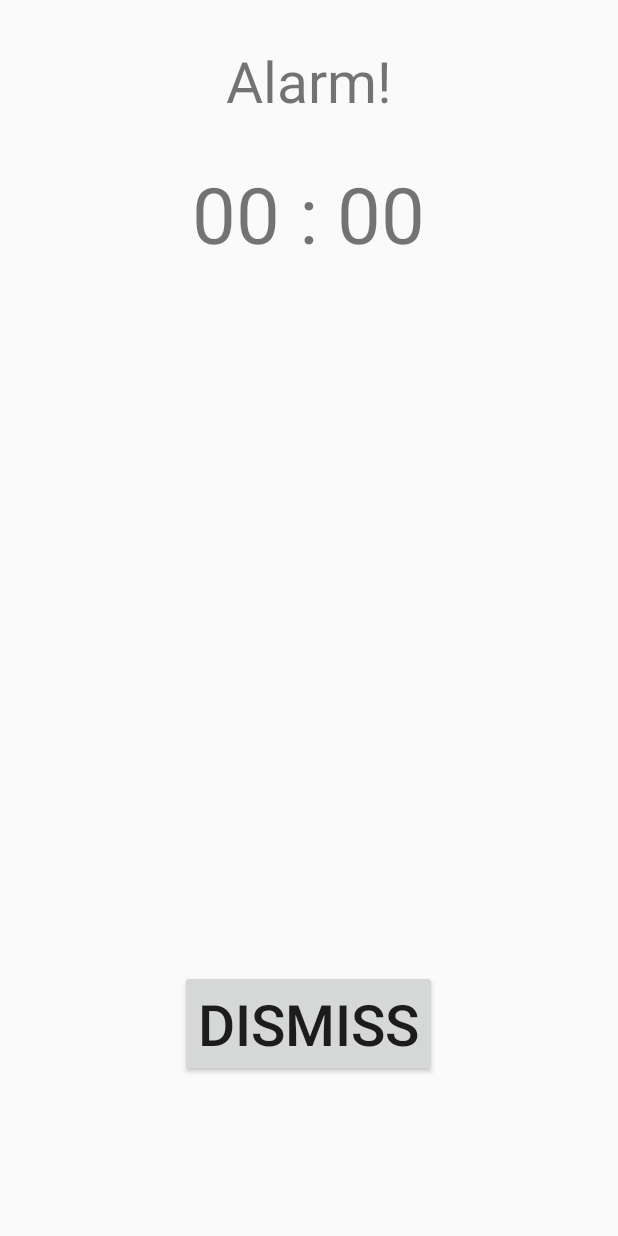
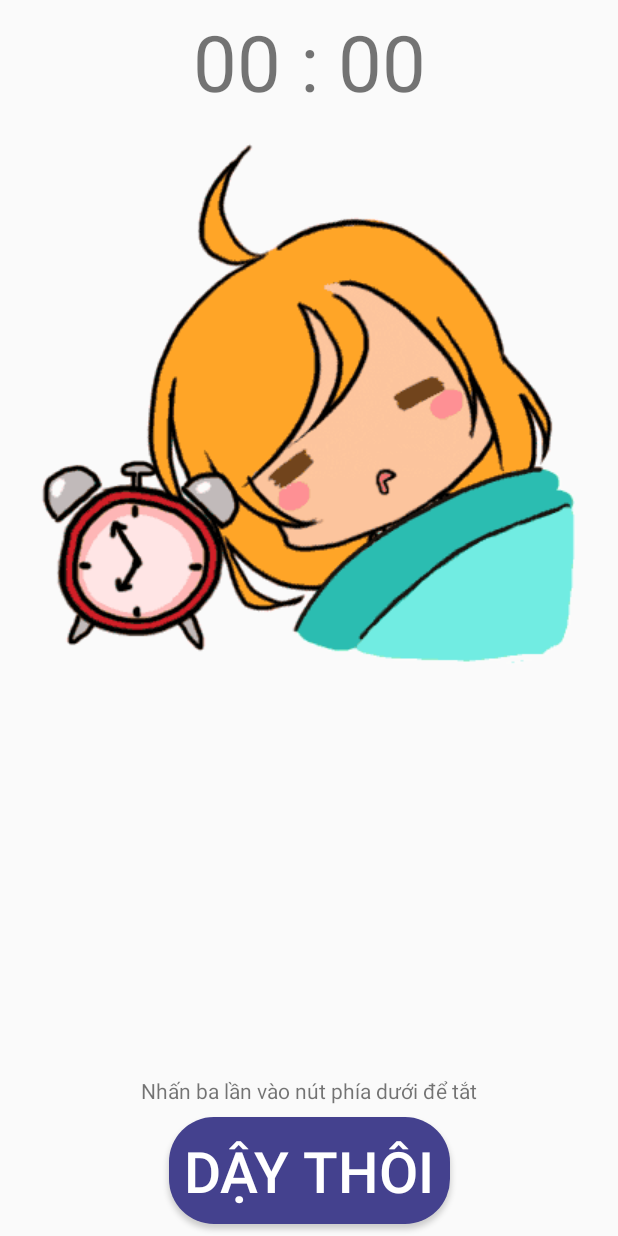
Before and after one commit to thongvx/Hey-Wake, an Android app: the AlarmScreen screen opened directly, with no data from a screen before it, on a phone screen of 412 x 824 dp. Run offline under Robolectric (Android 15) with nearby library versions, the phone set to English and light mode, and no system bars.

Commit message:
Tích hợp các dạng báo thức và sửa giao diện cute hơn!

```diff
--- a/HeyWake/app/src/main/java/com/lab/vxt/heywake/models/AlarmModel.java
+++ b/HeyWake/app/src/main/java/com/lab/vxt/heywake/models/AlarmModel.java
@@ -42,6 +42,8 @@ public class AlarmModel {
         this.alarmTone = alarmTone;
         this.name = name;
         this.isEnabled = isEnabled;
+        this.style = style;
+        this.numOfReapeat = numOfReapeat;
     }
 
     public void setRepeatingDay(int dayOfWeek, boolean value) {
@@ -54,7 +56,7 @@ public class AlarmModel {
 
     public String toString(){
 
-        return this.timeHour+" : "+ timeMinute + " name : "+name +" isEnable :" +isEnabled +", id: "+id;
+        return this.timeHour+" : "+ timeMinute + " name : "+name +" isEnable :" +isEnabled +", id: "+id+" , style"+style;
     }
 
 }
--- a/HeyWake/app/src/main/java/com/lab/vxt/heywake/ui/activities/AddAlarmActivity.java
+++ b/HeyWake/app/src/main/java/com/lab/vxt/heywake/ui/activities/AddAlarmActivity.java
@@ -13,6 +13,7 @@ import android.support.v7.app.AlertDialog;
 import android.support.v7.app.AppCompatActivity;
 import android.support.v7.widget.Toolbar;
 import android.text.InputType;
+import android.util.Log;
 import android.view.LayoutInflater;
 import android.view.Menu;
 import android.view.MenuItem;
@@ -63,6 +64,7 @@ public class AddAlarmActivity extends AppCompatActivity {
         //Trong trường hợp chỉ tạo mới
         alarmDetails = new AlarmModel();
         alarmDetails.style = Constants.DEFAULT_MODE;
+        Log.d("thong bug",alarmDetails.style);
     }
 
     @Override
@@ -308,7 +310,7 @@ public class AddAlarmActivity extends AppCompatActivity {
         buttonOk.setOnClickListener(new View.OnClickListener() {
             @Override
             public void onClick(View view) {
-                alarmDetails.style = Constants.COUNT_NUMBER_MODE;
+                alarmDetails.style = Constants.SHAKE_MODE;
                 alarmDetails.numOfReapeat = Integer.parseInt(displayedValues[numberPickerCount.getValue()]);
             }
         });
--- a/HeyWake/app/src/main/java/com/lab/vxt/heywake/ui/activities/AlarmScreen.java
+++ b/HeyWake/app/src/main/java/com/lab/vxt/heywake/ui/activities/AlarmScreen.java
@@ -13,6 +13,7 @@ import android.view.View;
 import android.view.WindowManager;
 import android.widget.Button;
 import android.widget.TextView;
+import android.widget.Toast;
 
 import com.lab.vxt.heywake.R;
 import com.lab.vxt.heywake.untils.AlarmManagerHelper;
@@ -23,6 +24,7 @@ public class AlarmScreen extends AppCompatActivity {
 
     private PowerManager.WakeLock mWakelock;
     private MediaPlayer mMedia;
+    int k= 3;
 
     private static int WAKELOCK_TIME = 60 * 1000;
 
@@ -36,6 +38,7 @@ public class AlarmScreen extends AppCompatActivity {
         int timeHour = getIntent().getIntExtra(AlarmManagerHelper.TIME_HOUR, 0);
         int timeMinute = getIntent().getIntExtra(AlarmManagerHelper.TIME_MINUTE, 0);
         String tone = getIntent().getStringExtra(AlarmManagerHelper.TONE);
+        String style = getIntent().getStringExtra(AlarmManagerHelper.MODE);
 
 
         TextView tvName = (TextView) findViewById(R.id.alarm_screen_name);
@@ -45,13 +48,18 @@ public class AlarmScreen extends AppCompatActivity {
         tvTime.setText(String.format("%02d : %02d", timeHour, timeMinute));
 
         Button dismissBtn = (Button) findViewById(R.id.alarm_screen_dismiss);
+
         dismissBtn.setOnClickListener(new View.OnClickListener() {
 
             @Override
             public void onClick(View v) {
                 // TODO Auto-generated method stub
-                mMedia.stop();
-                finish();
+                k = k - 1;
+                Toast.makeText(AlarmScreen.this,"Ấn "+k+" lần nữa để tắt báo thức !",Toast.LENGTH_SHORT).show();
+                if(k == 0) {
+                    mMedia.stop();
+                    finish();
+                }
             }
         });
 
--- a/HeyWake/app/src/main/java/com/lab/vxt/heywake/untils/AlarmContract.java
+++ b/HeyWake/app/src/main/java/com/lab/vxt/heywake/untils/AlarmContract.java
@@ -18,5 +18,7 @@ public final class AlarmContract {
         public static final String COLUMN_NAME_ALARM_REPEAT_WEEKLY = "weekly";
         public static final String COLUMN_NAME_ALARM_TONE = "tone";
         public static final String COLUMN_NAME_ALARM_ENABLED = "isEnabled";
+        public static final String COLUMN_STYLE_ALRM = "style";
+        public static final String COLUMN_COUNT_REPEATE = "countRepeate";
     }
 }
--- /dev/null
+++ b/HeyWake/app/src/main/res/drawable/bg_round_button.xml
@@ -0,0 +1,12 @@
+<?xml version="1.0" encoding="utf-8"?>
+<shape xmlns:android="http://schemas.android.com/apk/res/android">
+    <solid
+        android:color="@color/colorPrimary"/>
+    <corners
+        android:radius="30dp" />
+    <padding
+        android:left="10dp"
+        android:top="10dp"
+        android:right="10dp"
+        android:bottom="10dp" />
+</shape>
--- a/HeyWake/app/src/main/res/layout/activity_alarm_screen.xml
+++ b/HeyWake/app/src/main/res/layout/activity_alarm_screen.xml
@@ -1,26 +1,26 @@
-<?xml version="1.0" encoding="utf-8"?><RelativeLayout xmlns:android="http://schemas.android.com/apk/res/android"
+<?xml version="1.0" encoding="utf-8"?>
+<android.support.constraint.ConstraintLayout xmlns:android="http://schemas.android.com/apk/res/android"
+    xmlns:app="http://schemas.android.com/apk/res-auto"
+    xmlns:tools="http://schemas.android.com/tools"
     android:layout_width="match_parent"
-    android:layout_height="match_parent" >
+    android:layout_height="match_parent"
+    tools:layout_editor_absoluteY="25dp"
+    tools:layout_editor_absoluteX="0dp">
 
     <TextView
-        android:id="@+id/alarm_screen_title"
-        android:layout_width="wrap_content"
-        android:layout_height="wrap_content"
-        android:layout_alignParentTop="true"
-        android:layout_centerHorizontal="true"
-        android:layout_marginTop="28dp"
-        android:text="Alarm!"
-        android:textSize="38dp"/>
-
-    <TextView
+        android:gravity="center_horizontal"
         android:id="@+id/alarm_screen_time"
-        android:layout_width="wrap_content"
+        android:layout_width="0dp"
         android:layout_height="wrap_content"
         android:text="00 : 00"
         android:textSize="52dp"
-        android:layout_centerHorizontal="true"
-        android:layout_below="@+id/alarm_screen_title"
-        android:layout_marginTop="28dp"/>
+        android:layout_marginRight="8dp"
+        app:layout_constraintRight_toRightOf="parent"
+        android:layout_marginLeft="8dp"
+        app:layout_constraintLeft_toLeftOf="parent"
+        app:layout_constraintTop_toTopOf="parent"
+        android:layout_marginTop="6dp"
+        app:layout_constraintHorizontal_bias="0.0" />
 
     <TextView
         android:id="@+id/alarm_screen_name"
@@ -28,18 +28,56 @@
         android:layout_height="wrap_content"
         android:layout_above="@+id/alarm_screen_dismiss"
         android:layout_centerHorizontal="true"
-        android:layout_marginBottom="60dp"
-        android:text="Alarm name" />
+        android:text="Ngày mới đến rồi !"
+        android:textSize="@dimen/text_size_clock"
+        android:textColor="@color/black"
+        android:layout_marginLeft="8dp"
+        app:layout_constraintLeft_toLeftOf="parent"
+        android:layout_marginRight="8dp"
+        app:layout_constraintRight_toRightOf="parent"
+        android:layout_marginTop="8dp"
+        app:layout_constraintTop_toBottomOf="@+id/alarm_screen_time" />
 
     <Button
+        android:background="@drawable/bg_round_button"
+        android:textColor="@color/white"
         android:id="@+id/alarm_screen_dismiss"
         android:layout_width="wrap_content"
         android:layout_height="wrap_content"
         android:layout_alignParentBottom="true"
-        android:text="Dismiss"
+        android:text="Dậy thôi"
         android:textSize="38dp"
         android:layout_centerHorizontal="true"
-        android:layout_marginBottom="106dp"/>
+        app:layout_constraintBottom_toBottomOf="parent"
+        android:layout_marginBottom="8dp"
+        android:layout_marginRight="8dp"
+        app:layout_constraintRight_toRightOf="parent"
+        android:layout_marginLeft="8dp"
+        app:layout_constraintLeft_toLeftOf="parent" />
+
+    <ImageView
+        android:id="@+id/imageView4"
+        android:layout_width="wrap_content"
+        android:layout_height="wrap_content"
+        app:srcCompat="@drawable/image_default_alarm"
+        android:layout_marginLeft="8dp"
+        app:layout_constraintLeft_toLeftOf="parent"
+        android:layout_marginRight="8dp"
+        app:layout_constraintRight_toRightOf="parent"
+        android:layout_marginTop="8dp"
+        app:layout_constraintTop_toBottomOf="@+id/alarm_screen_time" />
+
+    <TextView
+        android:id="@+id/textView4"
+        android:layout_width="wrap_content"
+        android:layout_height="wrap_content"
+        android:text="Nhấn ba lần vào nút phía dưới để tắt"
+        android:layout_marginLeft="8dp"
+        app:layout_constraintLeft_toLeftOf="parent"
+        android:layout_marginRight="8dp"
+        app:layout_constraintRight_toRightOf="parent"
+        android:layout_marginBottom="8dp"
+        app:layout_constraintBottom_toTopOf="@+id/alarm_screen_dismiss" />
 
 
-</RelativeLayout>
+</android.support.constraint.ConstraintLayout>
--- a/HeyWake/app/src/main/res/values/dimens.xml
+++ b/HeyWake/app/src/main/res/values/dimens.xml
@@ -31,4 +31,7 @@
     <dimen name="padding_setting">10dp</dimen>
     <dimen name="padding_icon_button_setting">20dp</dimen>
 
+
+    <dimen name="text_medium_default">24dp</dimen>
+
 </resources>
```
Also changed, not shown: HeyWake/app/src/main/java/com/lab/vxt/heywake/reciever/AlarmReciever.java (+14 -10 lines), HeyWake/app/src/main/java/com/lab/vxt/heywake/ui/activities/AlarmShakeActivity.java (+28 -1 lines), HeyWake/app/src/main/java/com/lab/vxt/heywake/untils/AlarmDBHelper.java (+21 -7 lines), HeyWake/app/src/main/java/com/lab/vxt/heywake/untils/AlarmManagerHelper.java (+5 -4 lines), HeyWake/app/src/main/res/layout/activity_alarm_shake.xml (+59 -12 lines), HeyWake/app/src/main/res/drawable/wakeup.gif (added).
